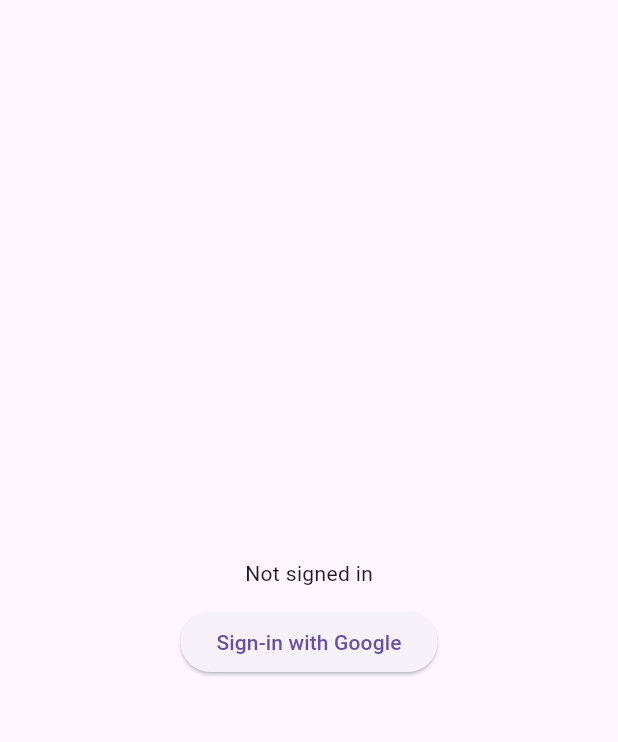
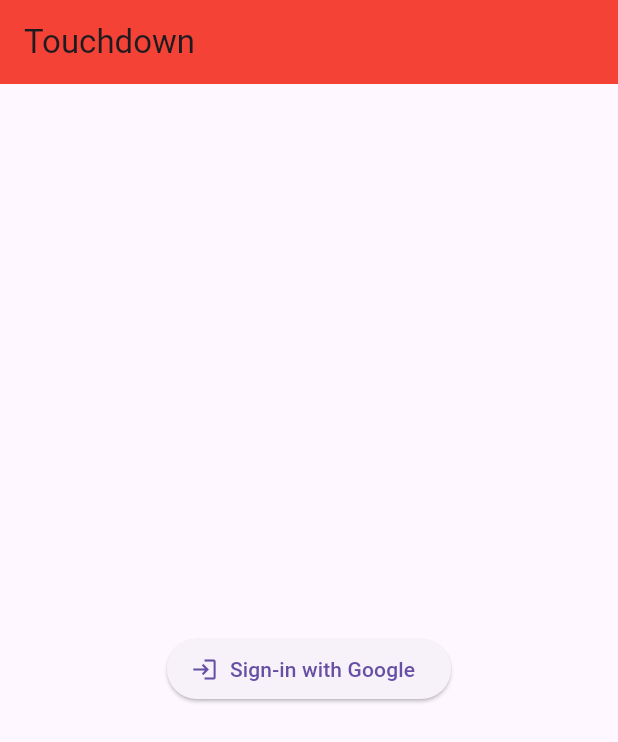
Before and after one commit to dotted-earth/dotted, a Flutter app: the screen it shows after launch, after a tap on "Sign-in with Google", on a phone screen of 412 x 824 dp. Shown: the top 742 px of the screen. Run offline on Flutter 3.47's test engine with Material 3 defaults, Android fonts, the phone set to English and light mode, and no system bars; our stand-ins replace google_sign_in, supabase_flutter; accounts and stored records are empty.

Commit message:
add LoginPage and HomePage

```diff
--- a/lib/main.dart
+++ b/lib/main.dart
@@ -1,6 +1,7 @@
 import 'package:flutter/material.dart';
-import 'package:google_sign_in/google_sign_in.dart';
 import 'package:supabase_flutter/supabase_flutter.dart';
+import 'package:touchdown/pages/home_page.dart';
+import 'package:touchdown/pages/login_page.dart';
 
 void main() async {
   WidgetsFlutterBinding.ensureInitialized();
@@ -21,80 +22,14 @@ class MainApp extends StatelessWidget {
 
   @override
   Widget build(BuildContext context) {
-    return const MaterialApp(home: HomePage());
+    return MaterialApp(
+        title: "Touchdown",
+        theme: ThemeData(primarySwatch: Colors.deepPurple),
+        initialRoute:
+            supabase.auth.currentUser == null ? "/login" : "/homepage",
+        routes: {
+          '/login': (context) => const LoginPage(),
+          '/homepage': (context) => const HomePage()
+        });
   }
 }
-
-class HomePage extends StatefulWidget {
-  const HomePage({super.key});
-
-  @override
-  State<HomePage> createState() => _HomePageState();
-}
-
-class _HomePageState extends State<HomePage> {
-  String? _userId;
-
-  @override
-  void initState() {
-    super.initState();
-    supabase.auth.onAuthStateChange.listen((data) {
-      setState(() {
-        _userId = data.session?.user.id;
-      });
-    });
-  }
-
-  @override
-  Widget build(BuildContext context) {
-    return Scaffold(
-      body: Center(
-        child: Column(
-          mainAxisSize: MainAxisSize.min,
-          children: [
-            Text(_userId ?? 'Not signed in'),
-            SizedBox(
-              height: 12,
-            ),
-            ElevatedButton(
-                onPressed: () async {
-                  /// Web Client ID that you registered with Google Cloud.
-                  const webClientId =
-                      '351644549750-u10n35gkg77igip6n4dk7r44vcba2s6q.apps.googleusercontent.com';
-
-                  /// iOS Client ID that you registered with Google Cloud.
-                  const iosClientId =
-                      '351644549750-h1t54of515hibhp53q9f5iheurcjhpao.apps.googleusercontent.com';
-
-                  // Google sign in on Android will work without providing the Android
-                  // Client ID registered on Google Cloud.
-
-                  final GoogleSignIn googleSignIn = GoogleSignIn(
-                    clientId: iosClientId,
-                    serverClientId: webClientId,
-                  );
-                  final googleUser = await googleSignIn.signIn();
-                  final googleAuth = await googleUser!.authentication;
-                  final accessToken = googleAuth.accessToken;
-                  final idToken = googleAuth.idToken;
-
-                  if (accessToken == null) {
-                    throw 'No Access Token found.';
-                  }
-                  if (idToken == null) {
-                    throw 'No ID Token found.';
-                  }
-
-                  await supabase.auth.signInWithIdToken(
-                    provider: OAuthProvider.google,
-                    idToken: idToken,
-                    accessToken: accessToken,
-                  );
-                },
-                child: const Text("Sign-in with Google"))
-          ],
-        ),
-      ),
-    );
-  }
-}
--- /dev/null
+++ b/lib/pages/home_page.dart
@@ -0,0 +1,43 @@
+import 'package:flutter/material.dart';
+import 'package:supabase_flutter/supabase_flutter.dart';
+import 'package:touchdown/main.dart';
+import 'package:touchdown/pages/login_page.dart';
+import 'package:touchdown/ui/ApplicationToolbar.dart';
+
+class HomePage extends StatefulWidget {
+  const HomePage({super.key});
+
+  @override
+  State<HomePage> createState() => _HomePageState();
+}
+
+class _HomePageState extends State<HomePage> {
+  @override
+  void initState() {
+    super.initState();
+    supabase.auth.onAuthStateChange.listen((data) {
+      if (data.event == AuthChangeEvent.signedOut) {
+        Navigator.pushNamedAndRemoveUntil(context, "/login", (_) => false);
+      }
+    });
+  }
+
+  @override
+  Widget build(BuildContext context) {
+    return Scaffold(
+        appBar: ApplicationToolbar(),
+        body: Center(
+          child: Column(
+            mainAxisSize: MainAxisSize.min,
+            children: [
+              ElevatedButton(
+                onPressed: () async {
+                  await supabase.auth.signOut();
+                },
+                child: const Text("Sign out"),
+              )
+            ],
+          ),
+        ));
+  }
+}
--- /dev/null
+++ b/lib/pages/login_page.dart
@@ -0,0 +1,93 @@
+import 'package:flutter/material.dart';
+import 'package:google_sign_in/google_sign_in.dart';
+import 'package:supabase_flutter/supabase_flutter.dart';
+import 'package:touchdown/main.dart';
+import 'package:touchdown/ui/ApplicationToolbar.dart';
+
+class LoginPage extends StatefulWidget {
+  const LoginPage({super.key});
+
+  @override
+  State<LoginPage> createState() => _LoginPageState();
+}
+
+class _LoginPageState extends State<LoginPage> {
+  var _isLoading = false;
+
+  @override
+  void initState() {
+    super.initState();
+    supabase.auth.onAuthStateChange.listen((data) {
+      if (data.event == AuthChangeEvent.signedIn) {
+        Navigator.pushNamedAndRemoveUntil(context, "/homepage", (_) => false);
+      }
+    });
+  }
+
+  @override
+  Widget build(BuildContext context) {
+    return Scaffold(
+      appBar: const ApplicationToolbar(),
+      body: Center(
+        child: Column(
+          mainAxisSize: MainAxisSize.min,
+          children: [
+            const SizedBox(
+              height: 12,
+            ),
+            ElevatedButton.icon(
+              onPressed: () async {
+                setState(() {
+                  _isLoading = true;
+                });
+
+                /// Web Client ID that you registered with Google Cloud.
+                const webClientId =
+                    '351644549750-u10n35gkg77igip6n4dk7r44vcba2s6q.apps.googleusercontent.com';
+
+                /// iOS Client ID that you registered with Google Cloud.
+                const iosClientId =
+                    '351644549750-h1t54of515hibhp53q9f5iheurcjhpao.apps.googleusercontent.com';
+
+                // Google sign in on Android will work without providing the Android
+                // Client ID registered on Google Cloud.
+
+                final GoogleSignIn googleSignIn = GoogleSignIn(
+                  clientId: iosClientId,
+                  serverClientId: webClientId,
+                );
+                final googleUser = await googleSignIn.signIn();
+                if (googleUser != null) {
+                  final googleAuth = await googleUser.authentication;
+                  final accessToken = googleAuth.accessToken;
+                  final idToken = googleAuth.idToken;
+
+                  if (accessToken == null) {
+                    throw 'No Access Token found.';
+                  }
+                  if (idToken == null) {
+                    throw 'No ID Token found.';
+                  }
+
+                  await supabase.auth.signInWithIdToken(
+                    provider: OAuthProvider.google,
+                    idToken: idToken,
+                    accessToken: accessToken,
+                  );
+                }
+
+                setState(() {
+                  _isLoading = false;
+                });
+              },
+              label: const Text("Sign-in with Google"),
+              icon: _isLoading
+                  ? const CircularProgressIndicator.adaptive()
+                  : const Icon(Icons.login),
+            ),
+          ],
+        ),
+      ),
+    );
+  }
+}
--- /dev/null
+++ b/lib/ui/ApplicationToolbar.dart
@@ -0,0 +1,17 @@
+import 'package:flutter/material.dart';
+
+class ApplicationToolbar extends StatelessWidget
+    implements PreferredSizeWidget {
+  const ApplicationToolbar({super.key});
+
+  @override
+  Widget build(BuildContext context) {
+    return AppBar(
+      title: const Text("Touchdown"),
+      backgroundColor: Colors.primaries.first,
+    );
+  }
+
+  @override
+  Size get preferredSize => const Size.fromHeight(kToolbarHeight);
+}
```
